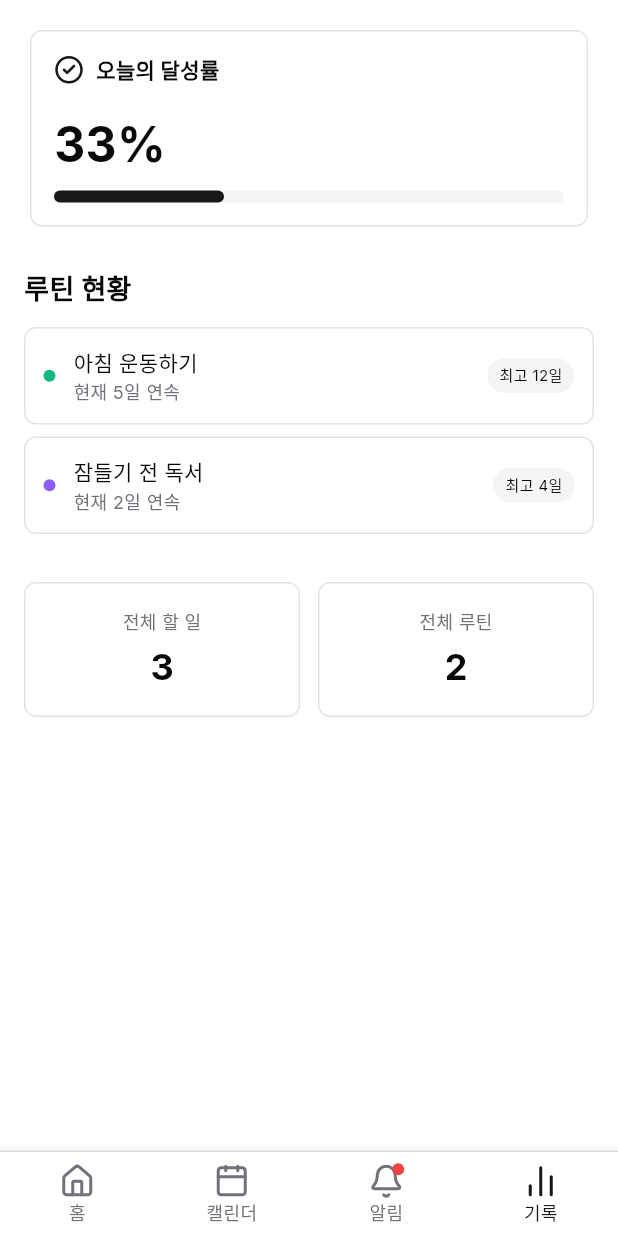
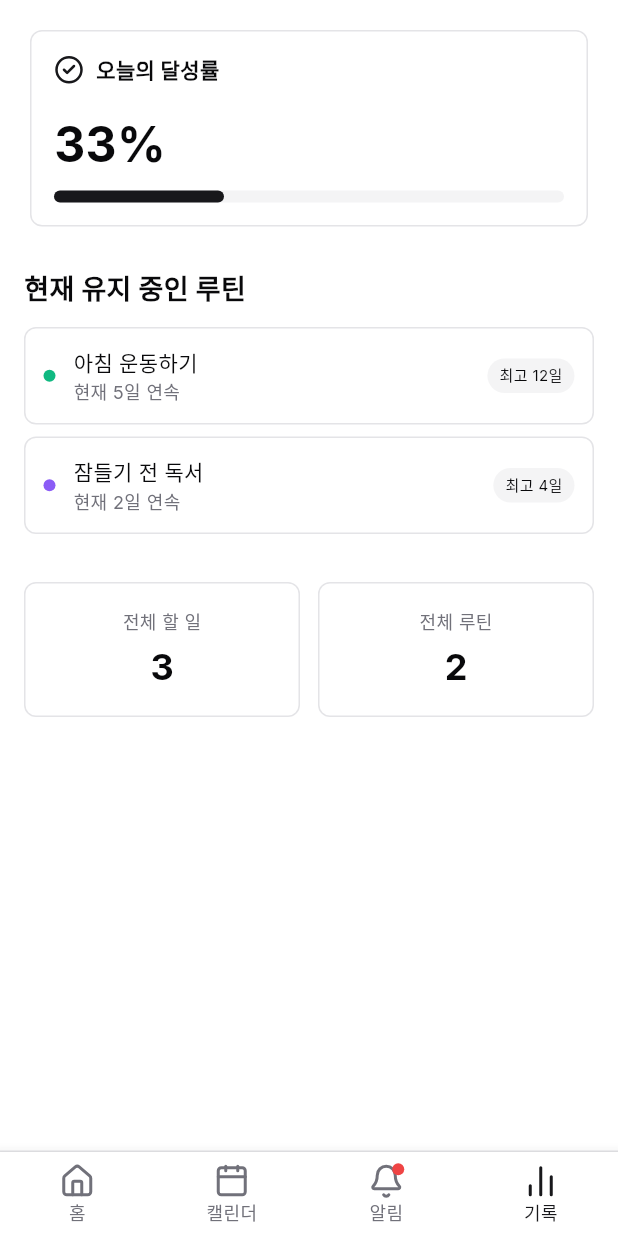
Before and after one commit to yeeuuuu/flutter_project, a Flutter app: the screen it shows after launch, item 4 of the bottom bar chosen, on a phone screen of 412 x 824 dp. Run offline on Flutter 3.47's test engine with Material 3 defaults, Android fonts, the phone set to English and light mode, and no system bars; our stand-ins replace google_fonts, lucide_icons.

Commit message:
오류 수정

```diff
--- /dev/null
+++ b/devtools_options.yaml
@@ -0,0 +1,3 @@
+description: This file stores settings for Dart & Flutter DevTools.
+documentation: https://docs.flutter.dev/tools/devtools/extensions#configure-extension-enablement-states
+extensions:
--- a/lib/components/home_tab.dart
+++ b/lib/components/home_tab.dart
@@ -6,7 +6,6 @@ import 'package:flutter_project2/components/task_item.dart';
 import 'package:flutter_project2/components/task_dialog.dart';
 import 'package:flutter_project2/styles/theme.dart';
 
-import 'task_item.dart';
 
 class HomeTab extends StatefulWidget {
   final List<Task> tasks;
--- a/lib/components/records_tab.dart
+++ b/lib/components/records_tab.dart
@@ -60,7 +60,7 @@ class RecordsTab extends StatelessWidget {
           ),
 
           const SizedBox(height: 24),
-          const Text("루틴 현황", style: TextStyle(fontSize: 18, fontWeight: FontWeight.bold)),
+          const Text("현재 유지 중인 루틴", style: TextStyle(fontSize: 18, fontWeight: FontWeight.bold)),
           const SizedBox(height: 12),
 
           // 2. 루틴 스트릭 리스트
--- a/lib/styles/theme.dart
+++ b/lib/styles/theme.dart
@@ -23,7 +23,6 @@ class AppTheme {
 
       // 색상 스키마 정의
       colorScheme: const ColorScheme.light(
-        onBackground: foreground,
         surface: background,
         onSurface: foreground,
         primary: primary,
```
Also changed, not shown: 1 other file.
